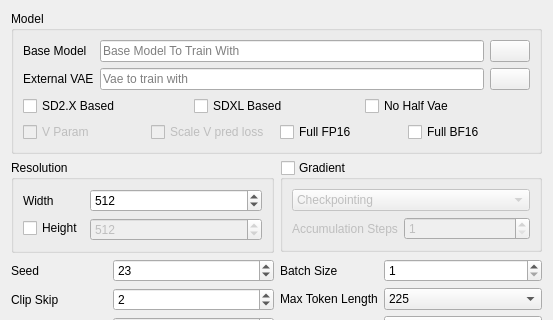
Above: ui_files/BaseUI.ui from derrian-distro/LoRA_Easy_Training_Scripts before the change; both pictures show x 0 to 553 and y 0 to 320 of the 553 by 517 pixel window. Below: the same form after it.
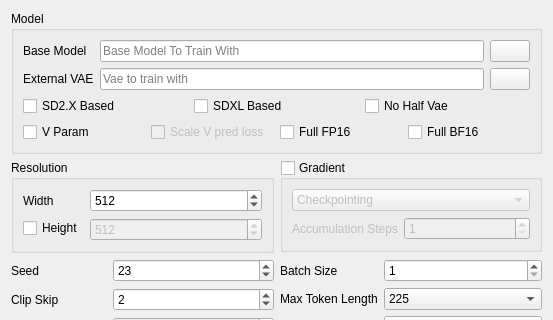
That is the form after the change. Custom widgets are drawn as their Qt base class.

Commit message: update args to allow for vpred without having to use v2

The edit to the form file:
```diff
--- a/ui_files/BaseUI.ui
+++ b/ui_files/BaseUI.ui
@@ -191,7 +191,7 @@
         <item>
          <widget class="QCheckBox" name="v_param_enable">
           <property name="enabled">
-           <bool>false</bool>
+           <bool>true</bool>
           </property>
           <property name="toolTip">
            <string>&lt;html&gt;&lt;head/&gt;&lt;body&gt;&lt;p&gt;Select this if your model uses the SD2.x 768x model, such as WD1.5.&lt;/p&gt;&lt;/body&gt;&lt;/html&gt;</string>
```
The commit also changes 2 other files.
